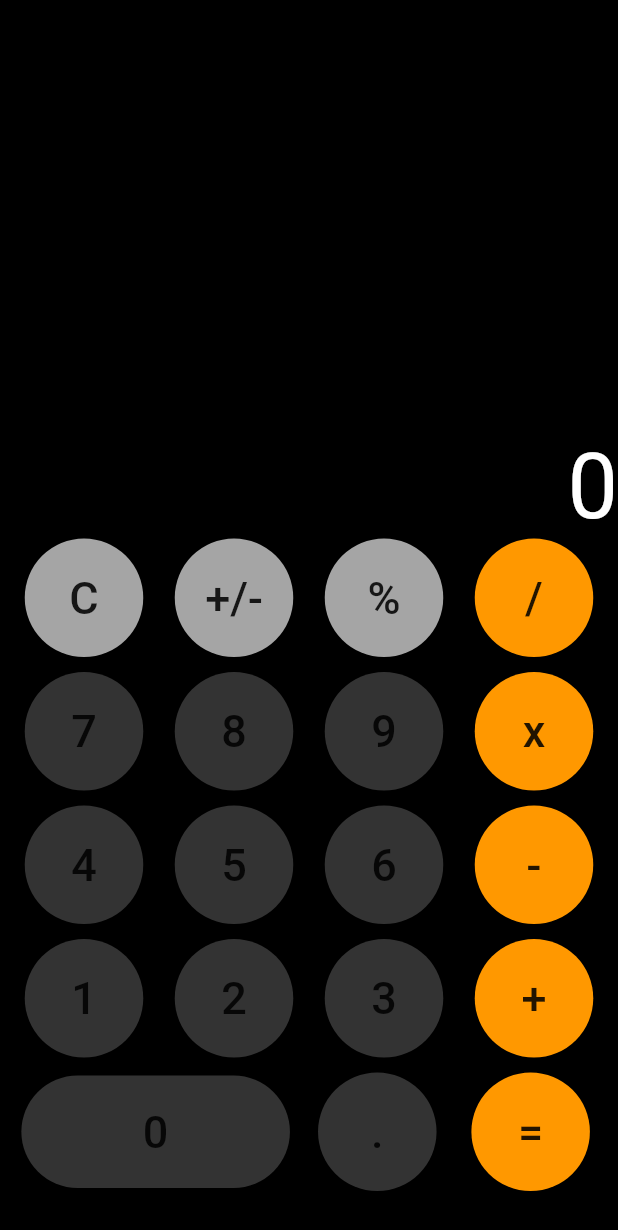
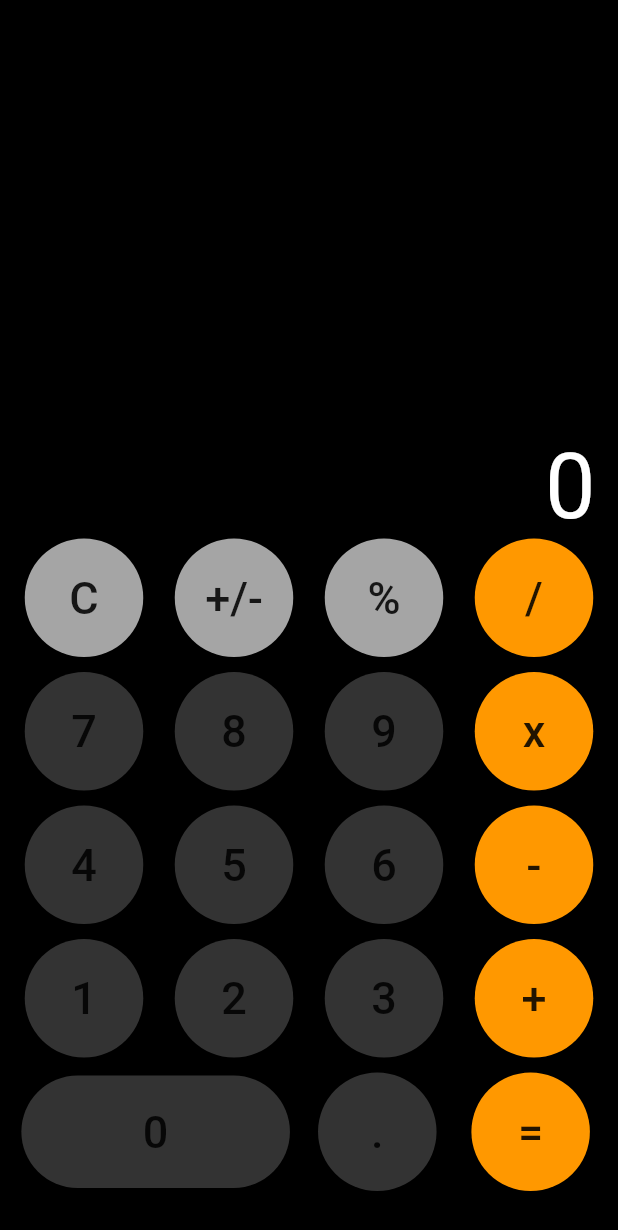
Before and after one commit to Anish2351/simple_calculator, a Flutter app: the screen it shows after launch, on a phone screen of 412 x 824 dp. Shown: the top 1230 px of the screen. Run offline on Flutter 3.47's test engine with Material 2 defaults, Android fonts, the phone set to English and light mode, and no system bars.

Commit message:
Initial Commit !!

```diff
--- a/lib/main.dart
+++ b/lib/main.dart
@@ -5,6 +5,7 @@ void main() => runApp(Calculator());
 class Calculator extends StatelessWidget {
   Widget build(BuildContext build) {
     return MaterialApp(
+      debugShowCheckedModeBanner: false,
       title: '',
       home: SimpleCalculator(),
     );
@@ -69,6 +70,8 @@ class SimpleCalculatorState extends State<SimpleCalculator> {
             Row(
               children: <Widget>[
                 Expanded(
+                  child: Container(
+                    margin: EdgeInsets.only(right: 15),
                     child: Text(
                       text,
                       style: TextStyle(
@@ -77,6 +80,7 @@ class SimpleCalculatorState extends State<SimpleCalculator> {
                       ),
                       textAlign: TextAlign.right,
                       maxLines: 1,
+                    ),
                   ),
                 )
               ],
```
Lines whose indentation alone changed are shown as unchanged.
